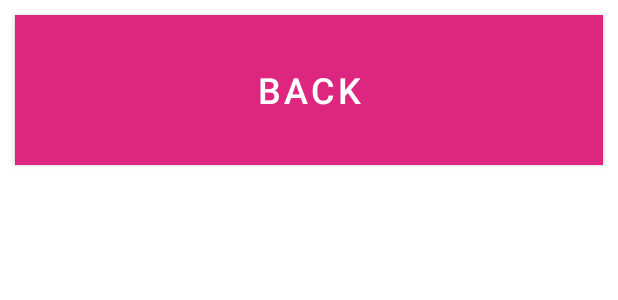
After one commit to chang-jin/muc-2022-team7, an Android app: the layout activity_logs.xml on its own in the app's theme, with its tools: preview values and no code run, on a phone screen of 412 x 824 dp. The commit adds this screen. Shown: the top 300 px of the screen. Run offline under Robolectric (Android 15) with nearby library versions, the light colour scheme and no system bars.

Commit message:
Add basic recycler view for Logs activity

```diff
--- a/app/src/main/AndroidManifest.xml
+++ b/app/src/main/AndroidManifest.xml
@@ -26,6 +26,9 @@
         android:supportsRtl="true"
         android:theme="@style/Theme.DogeEye">
         <activity
+            android:name=".ui.logs.logsActivity"
+            android:exported="false" />
+        <activity
             android:name=".ui.FinishActivity"
             android:exported="false" />
 
--- a/app/src/main/java/com/snu/muc/dogeeye/MainActivity.java
+++ b/app/src/main/java/com/snu/muc/dogeeye/MainActivity.java
@@ -20,6 +20,7 @@ import com.snu.muc.dogeeye.common.Logger;
 import com.snu.muc.dogeeye.common.TextSpeechModule;
 import com.snu.muc.dogeeye.databinding.ActivityMainBinding;
 import com.snu.muc.dogeeye.ui.RecordActivity;
+import com.snu.muc.dogeeye.ui.logs.logsActivity;
 
 import java.util.Locale;
 
@@ -111,6 +112,11 @@ public class MainActivity extends AppCompatActivity {
             showLeaderboard();
         });
 
+        binding.logs.setOnClickListener(view->{
+            Intent intent = new Intent(MainActivity.this, logsActivity.class);
+            startActivity(intent);
+        });
+
 
         PlayGamesSdk.initialize(this);
 
--- a/app/src/main/java/com/snu/muc/dogeeye/model/EntityAdaptor.java
+++ b/app/src/main/java/com/snu/muc/dogeeye/ui/logs/EntityAdaptor.java
@@ -1,4 +1,4 @@
-package com.snu.muc.dogeeye.model;
+package com.snu.muc.dogeeye.ui.logs;
 
 import android.content.Context;
 import android.view.LayoutInflater;
@@ -10,6 +10,7 @@ import androidx.annotation.NonNull;
 import androidx.recyclerview.widget.RecyclerView;
 
 import com.snu.muc.dogeeye.R;
+import com.snu.muc.dogeeye.model.Project;
 
 import java.text.DecimalFormat;
 import java.util.ArrayList;
--- /dev/null
+++ b/app/src/main/res/layout/activity_logs.xml
@@ -0,0 +1,29 @@
+<?xml version="1.0" encoding="utf-8"?>
+<LinearLayout xmlns:android="http://schemas.android.com/apk/res/android"
+    xmlns:app="http://schemas.android.com/apk/res-auto"
+    xmlns:tools="http://schemas.android.com/tools"
+    android:layout_width="match_parent"
+    android:layout_height="match_parent"
+    android:orientation="vertical"
+    tools:context=".ui.logs.logsActivity">
+
+    <Button
+        android:id="@+id/back_main"
+        android:layout_width="match_parent"
+        android:layout_height="100dp"
+        android:layout_margin="10dp"
+        android:background="#DC267F"
+        android:text="BACK"
+        android:textColor="@color/white"
+        android:textSize="24sp"
+        app:backgroundTint="@null" />
+
+    <androidx.recyclerview.widget.RecyclerView
+        android:id="@+id/rv"
+        android:scrollbars="vertical"
+        android:layout_width="match_parent"
+        android:layout_height="wrap_content"/>
+
+
+
+</LinearLayout>
```
Also changed, not shown: app/src/main/java/com/snu/muc/dogeeye/ui/RecordActivity.java (+0 -17 lines), app/src/main/java/com/snu/muc/dogeeye/ui/logs/logsActivity.java (added, +61 -0 lines), app/src/main/res/layout/activity_main.xml (+21 -18 lines), app/src/main/res/layout/recycler_entity.xml (added, +102 -0 lines).
